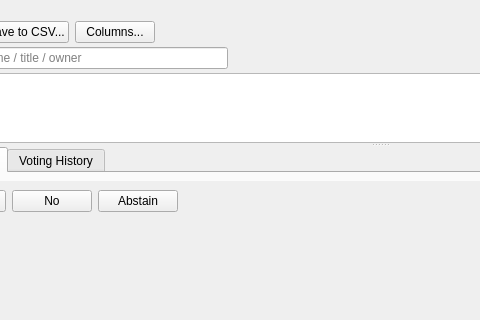
divpra01/BlockDX, file src/qt/forms/proposalvotedialog.ui: the form before one commit; both pictures show x 106 to 586 and y 0 to 320 of the 972 by 605 pixel window.
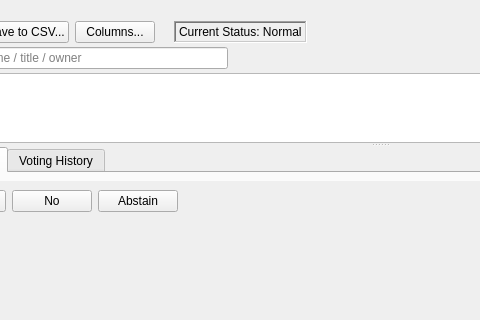
The form after the commit.

Commit message: new-proposal-voting-ui: Latest update adds: a status control and cleans up the proposal list view.

Diff of the .ui file:
```diff
--- a/src/qt/forms/proposalvotedialog.ui
+++ b/src/qt/forms/proposalvotedialog.ui
@@ -90,6 +90,19 @@
        </property>
       </widget>
      </item>
+     <item>
+      <widget class="QLabel" name="statusLabel">
+       <property name="frameShape">
+        <enum>QFrame::WinPanel</enum>
+       </property>
+       <property name="frameShadow">
+        <enum>QFrame::Sunken</enum>
+       </property>
+       <property name="text">
+        <string>Current Status: Normal</string>
+       </property>
+      </widget>
+     </item>
      <item>
       <spacer name="horizontalSpacer">
        <property name="orientation">
```
The commit also changes 2 other files.
